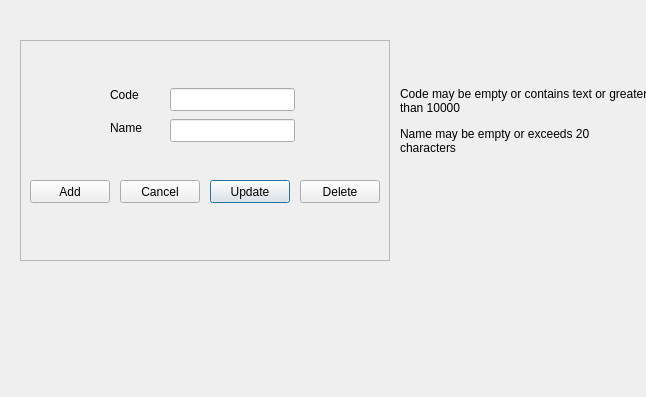
The window that src/categoryform.ui (thamizha/angadi) describes before a commit, drawn with Qt 5.
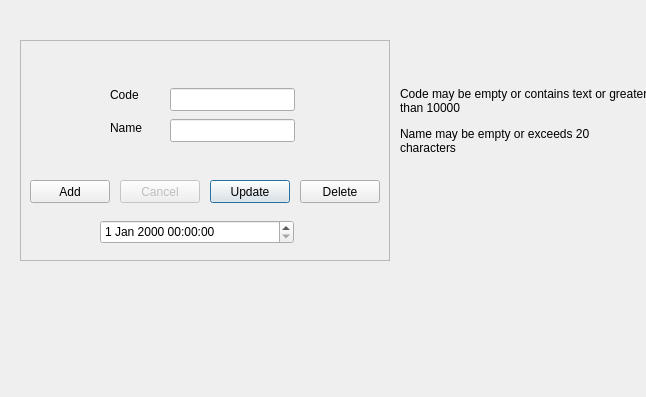
The same window after the commit.

Commit message: Category delete, modified date features added

What changed in the file:
```diff
--- a/src/categoryform.ui
+++ b/src/categoryform.ui
@@ -117,6 +117,9 @@
     </property>
    </widget>
    <widget class="QPushButton" name="pushButtonCancel">
+    <property name="enabled">
+     <bool>false</bool>
+    </property>
     <property name="geometry">
      <rect>
       <x>100</x>
@@ -129,6 +132,16 @@
      <string>Cancel</string>
     </property>
    </widget>
+   <widget class="QDateTimeEdit" name="dateTimeEdit">
+    <property name="geometry">
+     <rect>
+      <x>80</x>
+      <y>180</y>
+      <width>194</width>
+      <height>24</height>
+     </rect>
+    </property>
+   </widget>
   </widget>
   <widget class="QLabel" name="labelCodeValid">
    <property name="geometry">
```
The commit also changes 25 other files.
